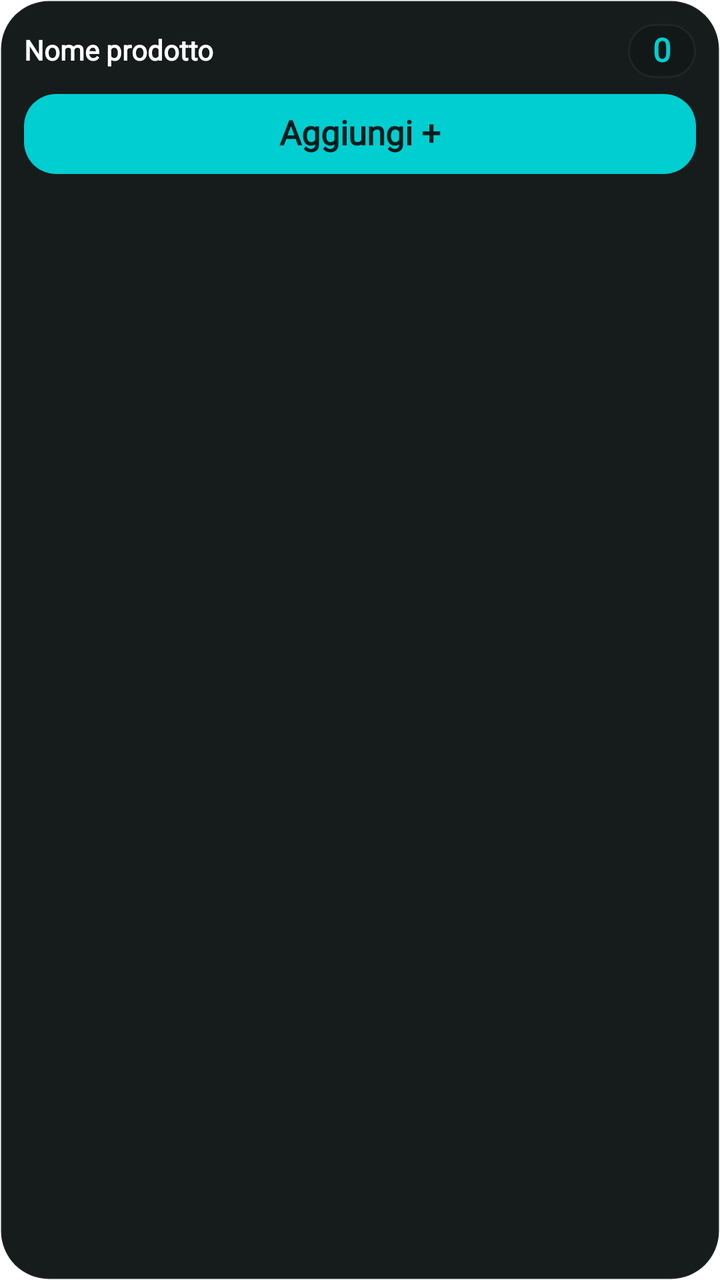
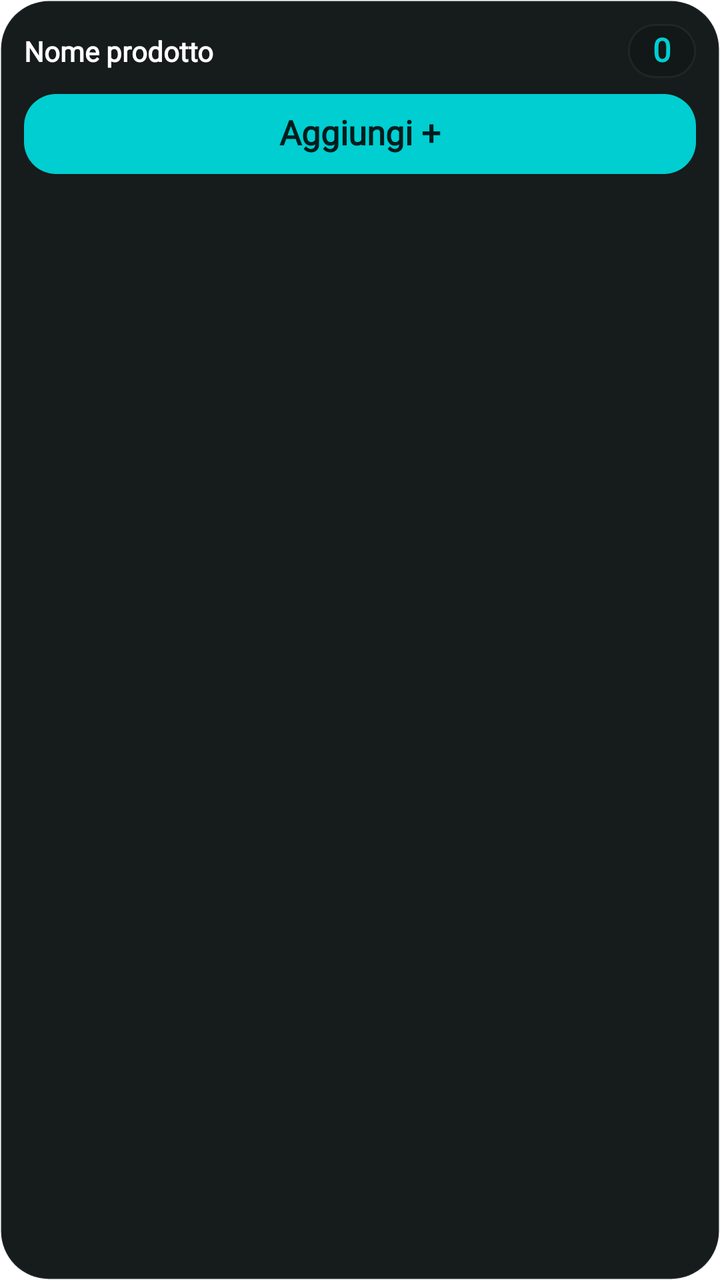

An Android layout rendered at two revisions. The XML below is the earlier revision; the diff shows what the commit changed to produce the second picture.
<!-- AndroidManifest.xml: fallback theme Theme.MaterialComponents.DayNight.NoActionBar -->
<!-- res/layout/tracking_widget_small.xml -->
<?xml version="1.0" encoding="utf-8"?>
<LinearLayout xmlns:android="http://schemas.android.com/apk/res/android"
    android:id="@+id/widget_root"
    android:layout_width="match_parent"
    android:layout_height="match_parent"
    android:background="@drawable/widget_background"
    android:orientation="vertical"
    android:padding="12dp">

    <LinearLayout
        android:layout_width="match_parent"
        android:layout_height="wrap_content"
        android:gravity="center_vertical"
        android:orientation="horizontal">

        <TextView
            android:fontFamily="@font/dm_sans"
            android:id="@+id/widget_product_name"
            android:layout_width="0dp"
            android:layout_height="wrap_content"
            android:layout_weight="1"
            android:includeFontPadding="false"
            android:ellipsize="end"
            android:maxLines="1"
            android:text="Nome prodotto"
            android:textColor="@color/widget_text_primary"
            android:textSize="14sp"
            android:textStyle="bold"
            android:autoSizeTextType="uniform"
            android:autoSizeMinTextSize="10sp"
            android:autoSizeMaxTextSize="16sp" />

        <TextView
            android:fontFamily="@font/dm_sans"
            android:id="@+id/widget_count"
            android:layout_width="wrap_content"
            android:layout_height="wrap_content"
            android:layout_marginStart="8dp"
            android:background="@drawable/widget_stat_background"
            android:gravity="center"
            android:includeFontPadding="false"
            android:minWidth="34dp"
            android:paddingHorizontal="8dp"
            android:paddingVertical="4dp"
            android:text="0"
            android:textColor="@color/widget_count"
            android:textSize="16sp"
            android:textStyle="bold"
            android:autoSizeTextType="uniform"
            android:autoSizeMinTextSize="11sp"
            android:autoSizeMaxTextSize="18sp" />
    </LinearLayout>

    <TextView
        android:fontFamily="@font/dm_sans"
        android:id="@+id/widget_increment"
        android:layout_width="match_parent"
        android:layout_height="40dp"
        android:layout_marginTop="8dp"
        android:background="@drawable/widget_button_background"
        android:gravity="center"
        android:includeFontPadding="false"
        android:text="Aggiungi +"
        android:textColor="@color/widget_on_action"
        android:textSize="16sp"
        android:textStyle="bold"
        android:maxLines="1"
        android:autoSizeTextType="uniform"
        android:autoSizeMinTextSize="11sp"
        android:autoSizeMaxTextSize="17sp" />

    <TextView
        android:fontFamily="@font/dm_sans"
        android:id="@+id/widget_count_label"
        android:layout_width="0dp"
        android:layout_height="0dp"
        android:visibility="gone" />

    <TextView
        android:fontFamily="@font/dm_sans"
        android:id="@+id/widget_hint"
        android:layout_width="0dp"
        android:layout_height="0dp"
        android:visibility="gone" />

    <TextView
        android:fontFamily="@font/dm_sans"
        android:id="@+id/widget_cost_today_value"
        android:layout_width="0dp"
        android:layout_height="0dp"
        android:visibility="gone" />

    <TextView
        android:fontFamily="@font/dm_sans"
        android:id="@+id/widget_minutes_today_value"
        android:layout_width="0dp"
        android:layout_height="0dp"
        android:visibility="gone" />

    <TextView
        android:fontFamily="@font/dm_sans"
        android:id="@+id/widget_total_cost_value"
        android:layout_width="0dp"
        android:layout_height="0dp"
        android:visibility="gone" />
</LinearLayout>
<!-- resources referenced by this layout -->
<resources>
  <color name="widget_count">#FF00CED1</color>
  <color name="widget_on_action">#DD000000</color>
  <color name="widget_text_primary">#FFFFFFFF</color>
  <!-- drawable widget_background (drawable) -->
  <?xml version="1.0" encoding="utf-8"?>
  <shape xmlns:android="http://schemas.android.com/apk/res/android" android:shape="rectangle">
      <solid android:color="@color/widget_surface" />
      <corners android:radius="24dp" />
      <stroke android:width="1dp" android:color="@color/widget_border" />
  </shape>
  <!-- drawable widget_button_background (drawable) -->
  <?xml version="1.0" encoding="utf-8"?>
  <shape xmlns:android="http://schemas.android.com/apk/res/android" android:shape="rectangle">
      <solid android:color="@color/widget_action" />
      <corners android:radius="16dp" />
  </shape>
  <!-- drawable widget_stat_background (drawable) -->
  <?xml version="1.0" encoding="utf-8"?>
  <shape xmlns:android="http://schemas.android.com/apk/res/android" android:shape="rectangle">
      <solid android:color="@color/widget_surface_inset" />
      <corners android:radius="14dp" />
      <stroke android:width="1dp" android:color="@color/widget_border" />
  </shape>
  <color name="widget_surface">#FF161B1B</color>
  <color name="widget_border">#0DFFFFFF</color>
  <color name="widget_action">#FF00CED1</color>
  <color name="widget_surface_inset">#FF121717</color>
</resources>

<!-- the commit's change to res/layout/tracking_widget_small.xml (unified diff, before → after) -->
@@ -19,7 +19,6 @@
             android:layout_width="0dp"
             android:layout_height="wrap_content"
             android:layout_weight="1"
-            android:includeFontPadding="false"
             android:ellipsize="end"
             android:maxLines="1"
             android:text="Nome prodotto"
